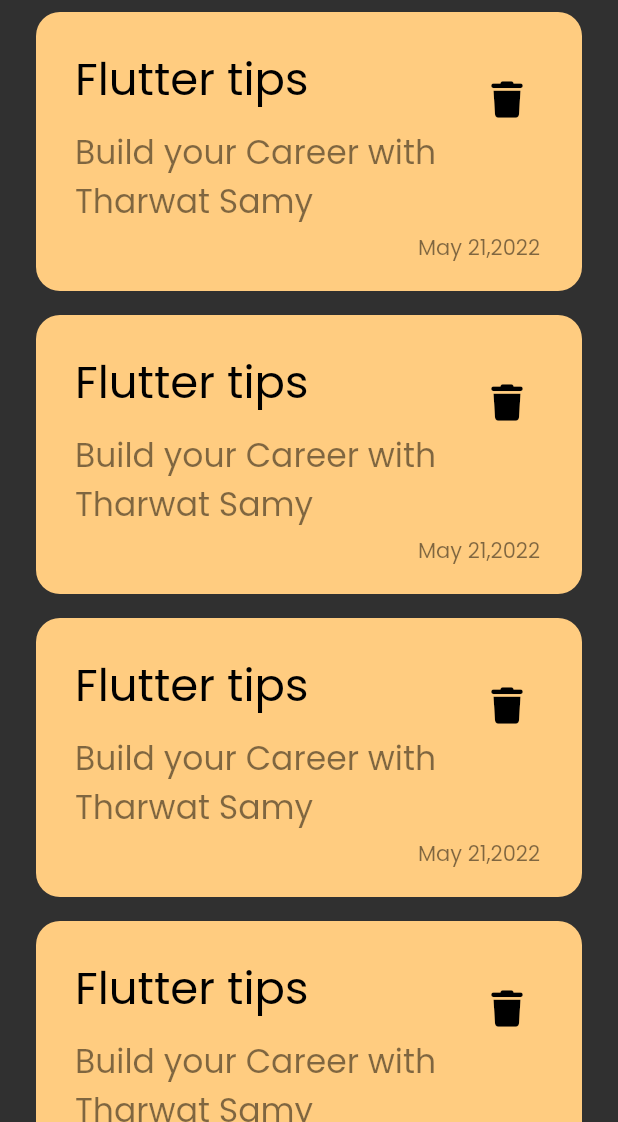
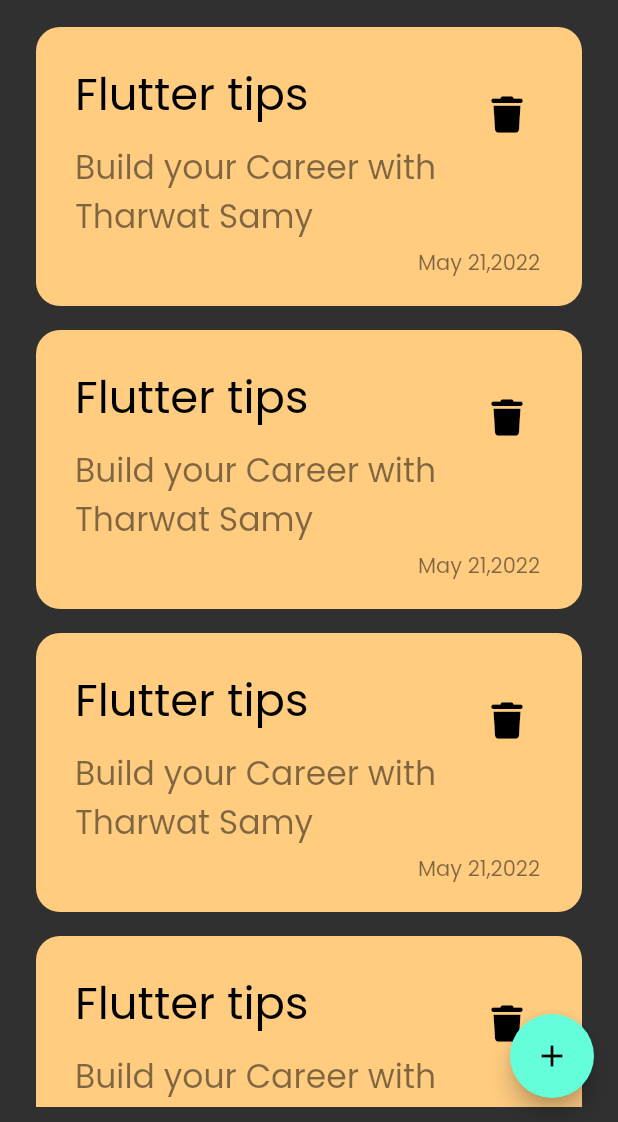
Before and after one commit to MuhanadIbrahim/notes_app, a Flutter app: the screen it shows after launch, on a phone screen of 412 x 824 dp, the part 114-1236 px from its top. Run offline on Flutter 3.47's test engine with Material 2 defaults, Android fonts, the phone set to English and light mode, and no system bars; our stand-ins replace font_awesome_flutter.

```diff
--- /dev/null
+++ b/lib/constaints.dart
@@ -0,0 +1,3 @@
+import 'package:flutter/material.dart';
+
+const KprimaryColor =  Color(0xff53ebd6);
--- a/lib/views/notes_view.dart
+++ b/lib/views/notes_view.dart
@@ -1,5 +1,6 @@
 import 'package:flutter/material.dart';
 
+import '../widgets/add_note_bottom_sheet.dart';
 import '../widgets/notes_view_body.dart';
 
 class NotesView extends StatelessWidget {
@@ -7,8 +8,21 @@ class NotesView extends StatelessWidget {
 
   @override
   Widget build(BuildContext context) {
-    return const Scaffold(
-      body:NotesviewBody()
+    return Scaffold(
+      floatingActionButton: FloatingActionButton(
+        onPressed: () {
+          showModalBottomSheet(
+            shape:
+                RoundedRectangleBorder(borderRadius: BorderRadius.circular(16)),
+            context: context,
+            builder: (context) {
+              return const AddNoteBottomsheet();
+            },
+          );
+        },
+        child: const Icon(Icons.add),
+      ),
+      body: const NotesviewBody(),
     );
   }
 }
--- a/lib/widgets/notes_list_view.dart
+++ b/lib/widgets/notes_list_view.dart
@@ -6,8 +6,13 @@ class NotesListView extends StatelessWidget {
 
   @override
   Widget build(BuildContext context) {
-    return ListView.builder(itemBuilder: (context, index) {
-      return const NoteViewItem();
-    });
+    return Padding(
+      padding: const EdgeInsets.symmetric(vertical: 10.0),
+      child: ListView.builder(
+          padding: const EdgeInsets.all(0),
+          itemBuilder: (context, index) {
+            return const NoteViewItem();
+          }),
+    );
   }
 }
```
Also changed, not shown: lib/widgets/add_note_bottom_sheet.dart (added, +31 -0 lines), lib/widgets/out_line_input_border.dart (added, +10 -0 lines).
